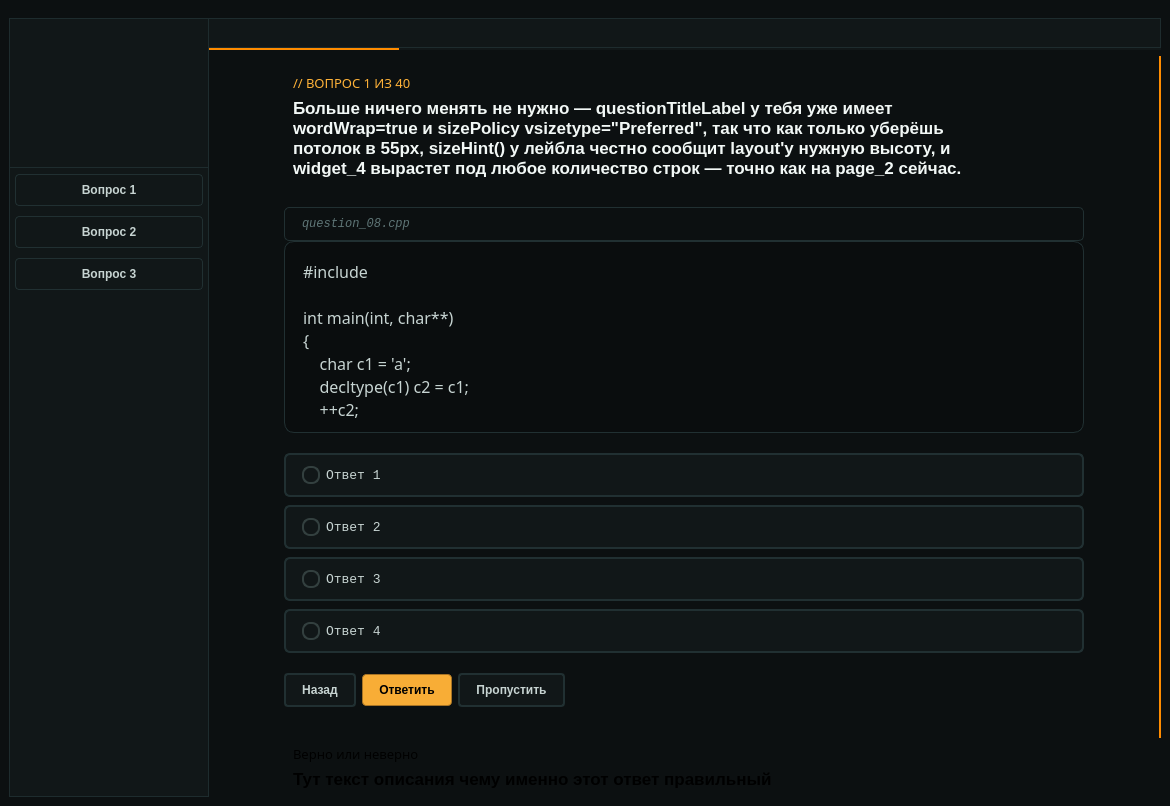
Krona-org/CodeForge, file src/ui/mainwindow.ui: the form before one commit.
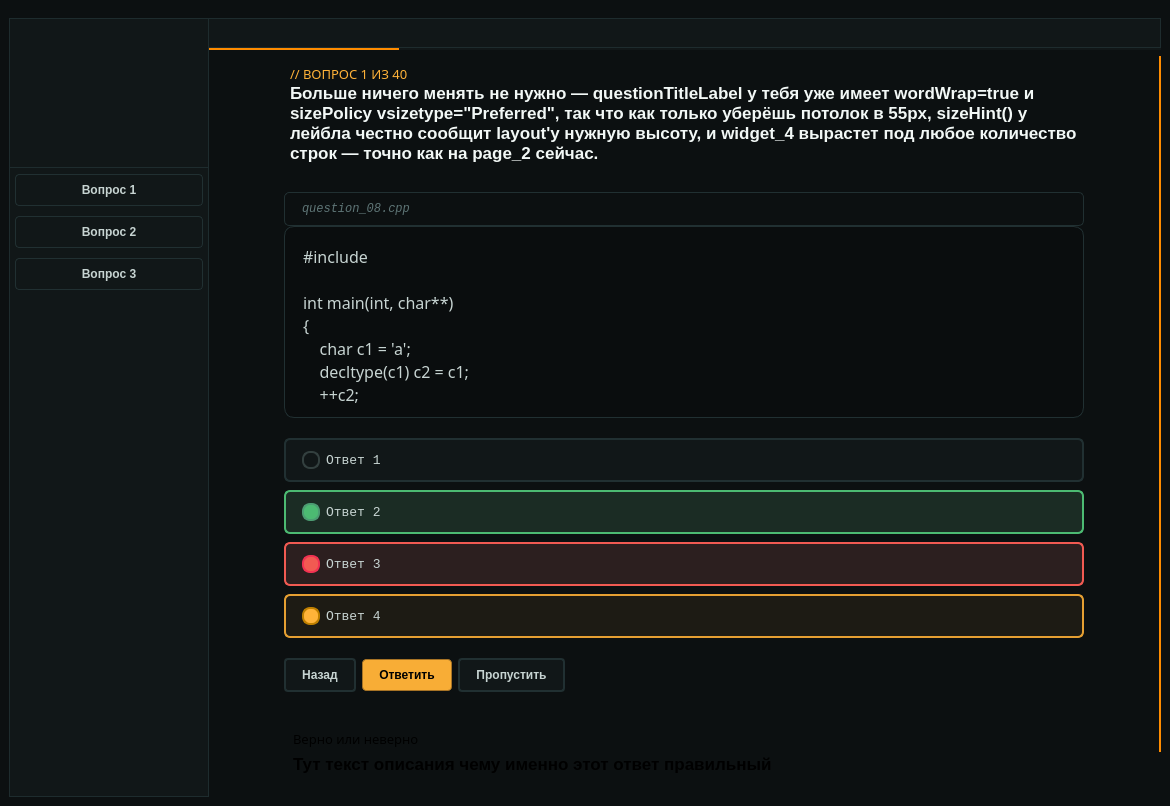
The form after the commit. Custom widgets are drawn as their Qt base class.

Commit message: Испрваил стиль browTitle и добавил варианты стилей для кнопок (правильный неправильный ответ)

```diff
--- a/src/ui/mainwindow.ui
+++ b/src/ui/mainwindow.ui
@@ -270,9 +270,9 @@
                        </property>
                        <property name="styleSheet">
                         <string notr="true">QRadioButton {
-    background-color: rgb(17, 23, 24);
+	background-color: rgb(27, 44, 36);
     color: rgb(199, 212, 210);
-    border: 2px solid rgb(33, 48, 50);
+    border: 2px solid rgb(76, 186, 114);
     border-radius: 6px;
     padding-left: 16px;
 }
@@ -286,8 +286,8 @@
     width: 14px;
     height: 14px;
     border-radius: 8px;
-    border: 2px solid rgb(51, 64, 63);
-    background-color: rgb(17, 23, 24);
+    border: 2px solid rgb(76, 156, 114);
+    background-color: rgb(76, 186, 114);
 }
 
 QRadioButton::indicator:hover {
@@ -341,9 +341,9 @@
                        </property>
                        <property name="styleSheet">
                         <string notr="true">QRadioButton {
-    background-color: rgb(17, 23, 24);
+	background-color: rgb(44, 31, 31);
     color: rgb(199, 212, 210);
-    border: 2px solid rgb(33, 48, 50);
+    border: 2px solid rgb(241, 90, 82);
     border-radius: 6px;
     padding-left: 16px;
 }
@@ -357,8 +357,8 @@
     width: 14px;
     height: 14px;
     border-radius: 8px;
-    border: 2px solid rgb(51, 64, 63);
-    background-color: rgb(17, 23, 24);
+    border: 2px solid rgb(241, 50, 82);
+    background-color: rgb(241, 90, 82);
 }
 
 QRadioButton::indicator:hover {
@@ -412,9 +412,9 @@
                        </property>
                        <property name="styleSheet">
                         <string notr="true">QRadioButton {
-    background-color: rgb(17, 23, 24);
+    background-color: rgb(29, 27, 20);
     color: rgb(199, 212, 210);
-    border: 2px solid rgb(33, 48, 50);
+    border: 2px solid rgb(229, 159, 50);
     border-radius: 6px;
     padding-left: 16px;
 }
@@ -428,8 +428,8 @@
     width: 14px;
     height: 14px;
     border-radius: 8px;
-    border: 2px solid rgb(51, 64, 63);
-    background-color: rgb(17, 23, 24);
+    background-color: rgb(255, 179, 57);
+    border: 2px solid rgb(190, 127, 0);
 }
 
 QRadioButton::indicator:hover {
@@ -727,11 +727,26 @@
                    <widget class="QWidget" name="titleWidget_page1" native="true">
                     <property name="maximumSize">
                      <size>
-                      <width>16777215</width>
+                      <width>800</width>
                       <height>16777215</height>
                      </size>
                     </property>
                     <layout class="QVBoxLayout" name="verticalLayout">
+                     <property name="spacing">
+                      <number>0</number>
+                     </property>
+                     <property name="leftMargin">
+                      <number>6</number>
+                     </property>
+                     <property name="topMargin">
+                      <number>0</number>
+                     </property>
+                     <property name="rightMargin">
+                      <number>0</number>
+                     </property>
+                     <property name="bottomMargin">
+                      <number>9</number>
+                     </property>
                      <item>
                       <widget class="QLabel" name="browTitle_page1">
                        <property name="sizePolicy">
@@ -742,7 +757,7 @@
                        </property>
                        <property name="maximumSize">
                         <size>
-                         <width>710</width>
+                         <width>16777215</width>
                          <height>16777215</height>
                         </size>
                        </property>
@@ -773,7 +788,7 @@
                        </property>
                        <property name="maximumSize">
                         <size>
-                         <width>710</width>
+                         <width>16777215</width>
                          <height>16777215</height>
                         </size>
                        </property>
```
Left out of the diff: 15 changed lines with no effect on the pictures.
